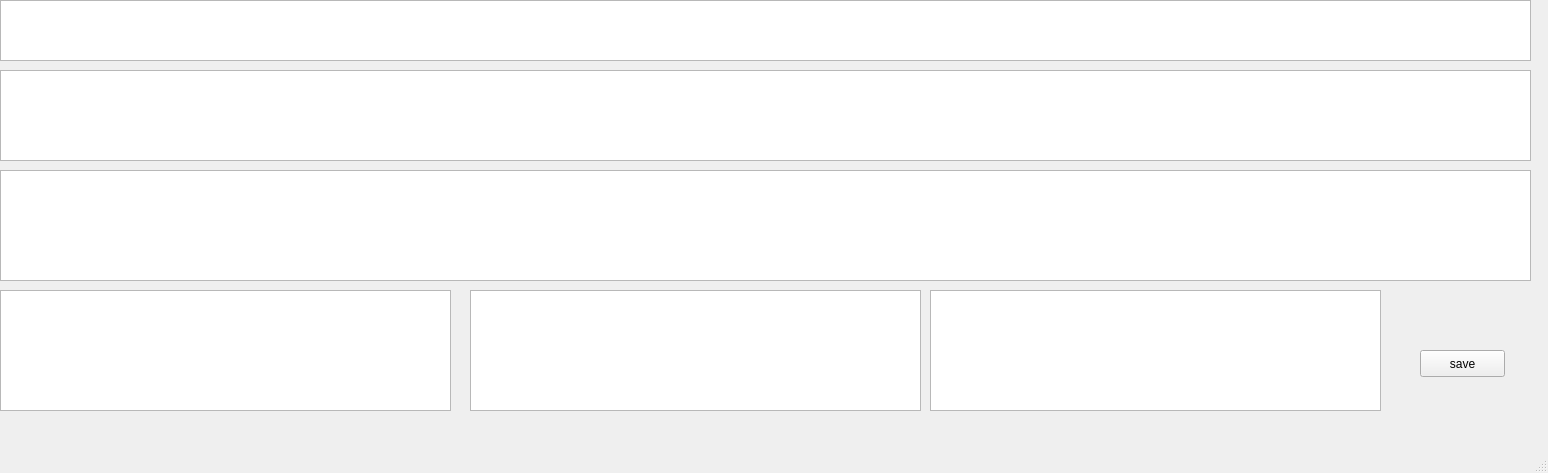
Qt form Database/atts_show.ui (kasparj/Optimal-Q-GIS) before a commit.
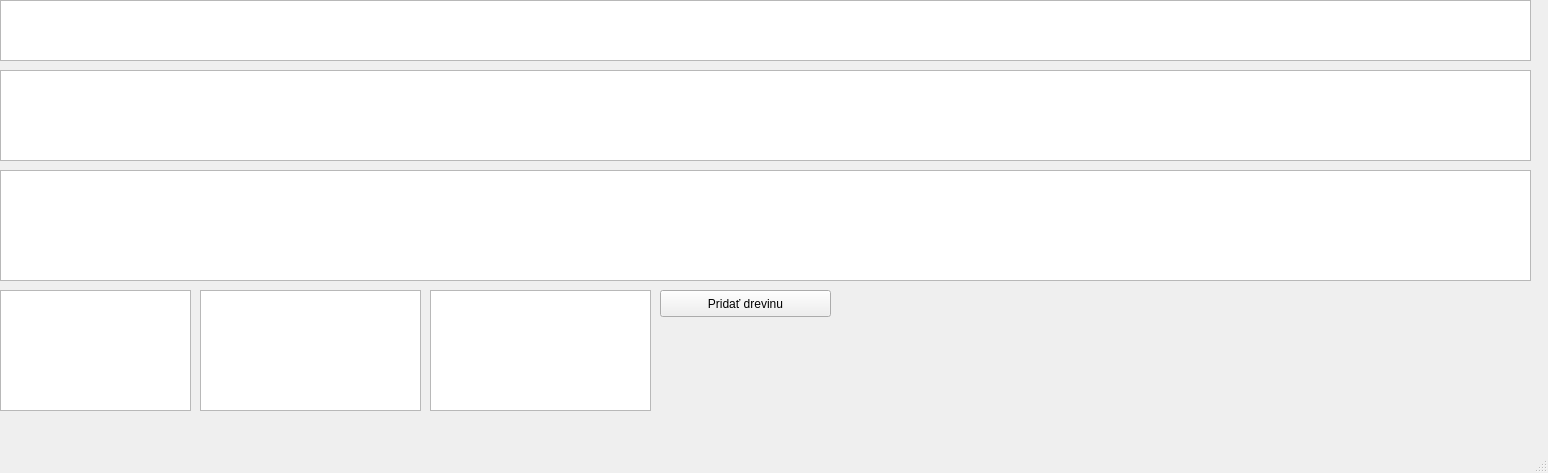
The same form after that commit.

What changed in the file:
```diff
--- a/Database/atts_show.ui
+++ b/Database/atts_show.ui
@@ -76,7 +76,7 @@
        <rect>
         <x>0</x>
         <y>290</y>
-        <width>451</width>
+        <width>191</width>
         <height>121</height>
        </rect>
       </property>
@@ -84,9 +84,9 @@
      <widget class="QTableWidget" name="pos">
       <property name="geometry">
        <rect>
-        <x>470</x>
+        <x>200</x>
         <y>290</y>
-        <width>451</width>
+        <width>221</width>
         <height>121</height>
        </rect>
       </property>
@@ -94,9 +94,9 @@
      <widget class="QTableWidget" name="kategoria">
       <property name="geometry">
        <rect>
-        <x>930</x>
+        <x>430</x>
         <y>290</y>
-        <width>451</width>
+        <width>221</width>
         <height>121</height>
        </rect>
       </property>
@@ -104,14 +104,14 @@
      <widget class="QPushButton" name="refresh">
       <property name="geometry">
        <rect>
-        <x>1420</x>
-        <y>350</y>
-        <width>85</width>
+        <x>660</x>
+        <y>290</y>
+        <width>171</width>
         <height>27</height>
        </rect>
       </property>
       <property name="text">
-       <string>save</string>
+       <string>Pridať drevinu</string>
       </property>
      </widget>
     </widget>
```
Left out of the diff: 4 changed lines with no effect on the pictures.
